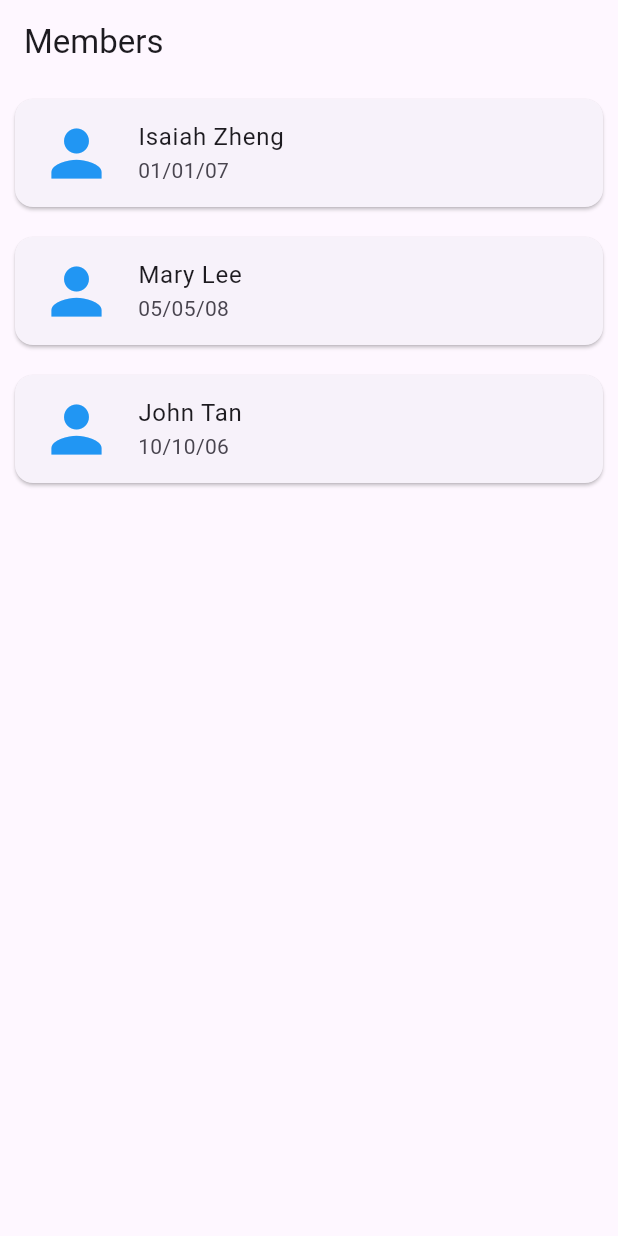
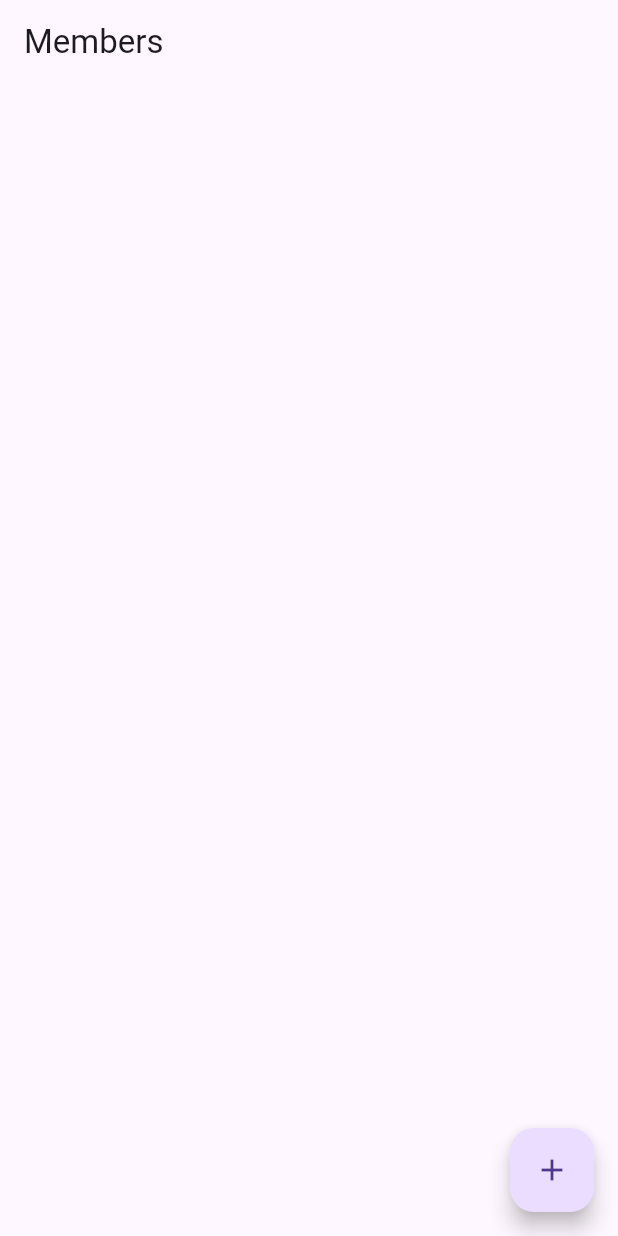
Before and after one commit to Isaiah-Zheng/TJC, a Flutter app: the screen it shows after launch, on a phone screen of 412 x 824 dp. Run offline on Flutter 3.47's test engine with Material 3 defaults, Android fonts, the phone set to English and light mode, and no system bars.

```diff
--- a/lib/main.dart
+++ b/lib/main.dart
@@ -25,101 +25,51 @@ class Member{
   Member({
     required this.name,
     required this.birthday,
-    required this.hope
-  }
-  );
+    required this.hope,
+  });
 }
 
-class HomePage extends StatelessWidget{
-  HomePage({super.key});
+class HomePage extends StatefulWidget{
+  const HomePage({super.key});
 
-  final List<Member> members =  [        //tell me in detail
-    Member(
-      name: "Isaiah Zheng",
-      birthday: "01/01/07",
-      hope: "Hope I can get baptized one day",
+  @override
+  State<HomePage> createState() => _HomePageState();
+}
 
-    ),
-    Member(
-      name: "Mary Lee",
-      birthday: "05/05/08",
-      hope: "Hope to grow in faith",
-    ),
-    Member(
-      name: "John Tan",
-      birthday: "10/10/06",
-      hope: "Hope to serve the church",
-    ),
-  ];
+class _HomePageState extends State<HomePage>{
+  List<Member> members = [];
 
   @override
   Widget build(BuildContext context) {
+
     return Scaffold(
-      appBar: AppBar(title:const Text("Members")),
+      appBar: AppBar(title: Text("Members"),),
       body:ListView.builder(
-        itemCount: members.length,
-        itemBuilder: (context,index){
+        itemCount:members.length,
+        itemBuilder:(context,index){
           final member = members[index];
-          return Card(
-            margin: const EdgeInsets.all(10),
-            child:ListTile(
-              leading:const Icon(Icons.person,size:50,color:Colors.blue),
-              title: Text(member.name),
-              subtitle: Text(member.birthday),
-              onTap:(){
-                Navigator.push(
-                  context,
-                  MaterialPageRoute(
-                    builder:(context)=>DetailPage(
-                      name:member.name,
-                      birthday:member.birthday,
-                      hope:member.hope,
-                    )
-                  )
-                );
-              }
-
-            )
+          return ListTile(
+            title: Text(member.name),
           );
 
+        },
+      ),
+      floatingActionButton: FloatingActionButton(
+        onPressed:(){
+          setState(() {
+            members.add(Member(
+              name:"New Member",
+              birthday:"01/01/01",
+              hope:"New hope message",
+            ));
+
+
+          });
 
         },
+        child:Icon(Icons.add)
 
-      )
-    );
-
-  }
-}
-
-class DetailPage extends StatelessWidget{
-  final String name;
-  final String birthday;
-  final String hope;
-
-  const DetailPage({
-    super.key,
-    required this.name,
-    required this.birthday,
-    required this.hope,
-  });
-
-  @override
-  Widget build(BuildContext context) {
-    return Scaffold(
-      appBar: AppBar(title:Text(name)),
-      body:Padding(
-        padding: const EdgeInsets.all(20),
-        child:Column(
-          crossAxisAlignment: CrossAxisAlignment.start,
-          children: [
-            Text("Name:$name",style: const TextStyle(fontSize: 20),),
-            const SizedBox(height: 10,),
-            Text("Birthday:$birthday",style: const TextStyle(fontSize: 18),),
-            SizedBox(height: 10,),
-            Text("Hope:$hope",style: TextStyle(fontSize: 18),)
-          ],
-        )
-      )
+      ),
     );
 
   }
```
